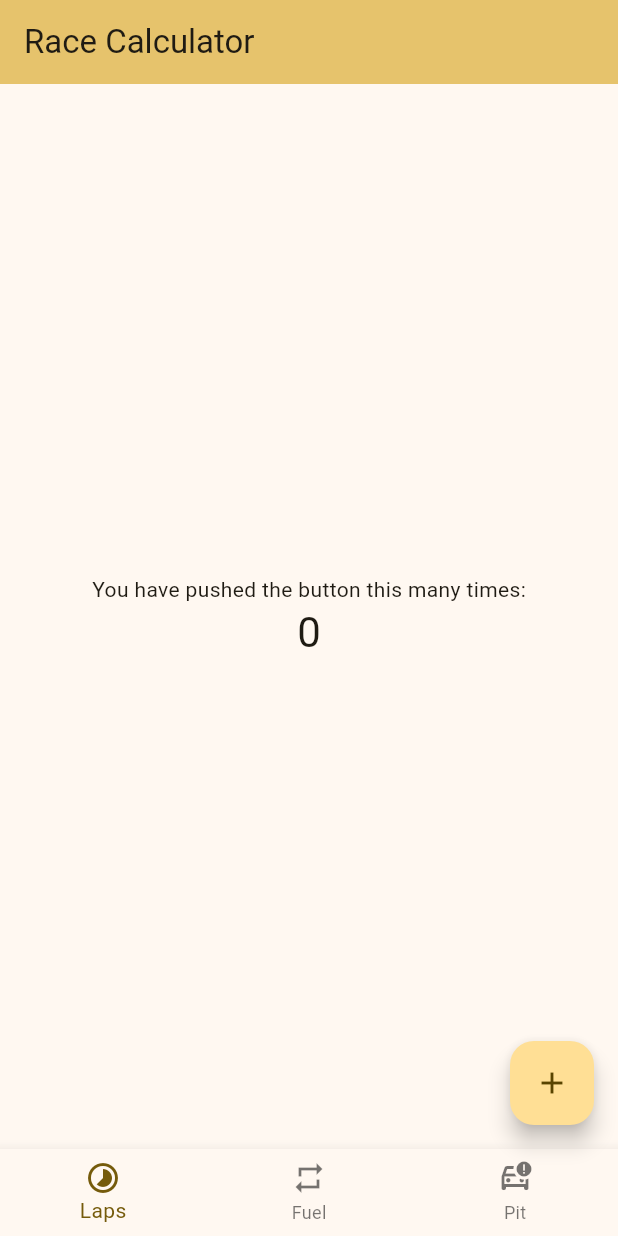
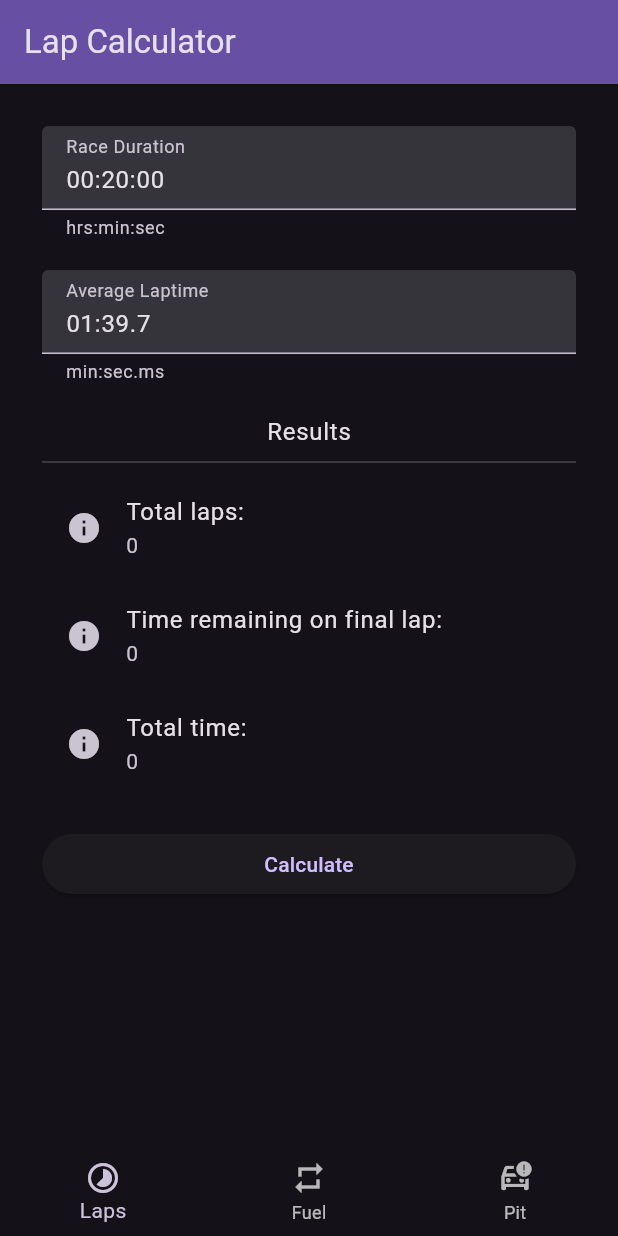
Before and after one commit to diogorsousa/race-calculator, a Flutter app: the screen it shows after launch, on a phone screen of 412 x 824 dp. Run offline on Flutter 3.47's test engine with Material 2 defaults, Android fonts, the phone set to English and light mode, and no system bars.

Commit message:
Lap calculations mostly in place.

```diff
--- a/lib/src/lap_calculator/lap_calculator_service.dart
+++ b/lib/src/lap_calculator/lap_calculator_service.dart
@@ -1,11 +1,34 @@
 class LapCalculatorService {
   LapCalculatorService();
 
-  int getTotalLaps(int duration, int lapSeconds) {
-    return (duration * 60) ~/ lapSeconds;
+  static int getTotalLaps(String duration, String averageLap) {
+    return (convertDurationToSeconds(duration)) ~/
+        convertAverageLapToSeconds(averageLap);
   }
 
-  int getTimeRemaining(int duration, int lapSeconds) {
-    return (duration * 60) % lapSeconds;
+  static int getTimeRemaining(String duration, String averageLap) {
+    return (convertDurationToSeconds(duration)) %
+        convertAverageLapToSeconds(averageLap);
+  }
+
+  static int getTotalTime(String duration, String averageLap) {
+    return getTotalLaps(duration, averageLap) *
+        convertAverageLapToSeconds(averageLap);
+  }
+
+  static int convertDurationToSeconds(String duration) {
+    List<String> timeParts = duration.split(':');
+    return int.parse(timeParts[0]) * 3600 +
+        int.parse(timeParts[1]) * 60 +
+        int.parse(timeParts[2]);
+  }
+
+  static int convertAverageLapToSeconds(String averageLap) {
+    List<String> lapParts = averageLap.split(':');
+    int minutes = int.parse(lapParts[0]);
+    List<String> secondsAndMilliseconds = lapParts[1].split('.');
+    int seconds = int.parse(secondsAndMilliseconds[0]);
+    int milliseconds = int.parse(secondsAndMilliseconds[1]);
+    return minutes * 60 + seconds + milliseconds ~/ 1000;
   }
 }
--- a/lib/src/main.dart
+++ b/lib/src/main.dart
@@ -1,4 +1,6 @@
 import 'package:flutter/material.dart';
+
+import 'lap_calculator/lap_calculator_service.dart';
 
 void main() {
   runApp(const MyApp());
@@ -12,12 +14,12 @@ class MyApp extends StatelessWidget {
   Widget build(BuildContext context) {
     return MaterialApp(
       title: 'Race Calculator',
-      theme: ThemeData(
-        colorScheme:
-            ColorScheme.fromSeed(seedColor: Color.fromARGB(255, 213, 166, 12)),
+      themeMode: ThemeMode.dark,
+      darkTheme: ThemeData(
+        brightness: Brightness.dark,
         useMaterial3: true,
       ),
-      home: const MyHomePage(title: 'Race Calculator'),
+      home: const MyHomePage(title: 'Lap Calculator'),
       debugShowCheckedModeBanner: false,
     );
   }
@@ -33,10 +35,26 @@ class MyHomePage extends StatefulWidget {
 
 class _MyHomePageState extends State<MyHomePage> {
   int _counter = 0;
+  int _totalLaps = 0;
+  int _timeLeft = 0;
+  int _totalTime = 0;
+  final raceDurationController = TextEditingController(text: "00:20:00");
+  final averageLaptimeController = TextEditingController(text: "01:39.7");
 
   void _incrementCounter() {
     setState(() {
       _counter++;
+    });
+  }
+
+  void _getTotalLaps() {
+    setState(() {
+      _totalLaps = LapCalculatorService.getTotalLaps(
+          raceDurationController.text, averageLaptimeController.text);
+      _timeLeft = LapCalculatorService.getTimeRemaining(
+          raceDurationController.text, averageLaptimeController.text);
+      _totalTime = LapCalculatorService.getTotalTime(
+          raceDurationController.text, averageLaptimeController.text);
     });
   }
 
@@ -49,24 +67,89 @@ class _MyHomePageState extends State<MyHomePage> {
       ),
       body: Center(
         child: Column(
-          mainAxisAlignment: MainAxisAlignment.center,
+          mainAxisAlignment: MainAxisAlignment.start,
           children: <Widget>[
-            const Text(
-              'You have pushed the button this many times:',
+            getForm(),
+          ],
         ),
-            Text(
-              '$_counter',
-              style: Theme.of(context).textTheme.headlineMedium,
+      ),
+      bottomNavigationBar: getBottomNavigationBar(),
+    );
+  }
+
+  Padding getForm() {
+    return Padding(
+      padding: const EdgeInsets.all(28),
+      child: Form(
+        child: Column(
+          children: <Widget>[
+            TextFormField(
+              controller: raceDurationController,
+              decoration: const InputDecoration(
+                labelText: 'Race Duration',
+                helperText: "hrs:min:sec",
+                filled: true,
+              ),
+              validator: (String? value) {
+                if (value == null || value.isEmpty) {
+                  return 'Please enter race duration';
+                }
+                return null;
+              },
+            ),
+            const SizedBox(height: 20),
+            TextFormField(
+              controller: averageLaptimeController,
+              decoration: const InputDecoration(
+                labelText: 'Average Laptime',
+                helperText: "min:sec.ms",
+                filled: true,
+              ),
+              validator: (String? value) {
+                if (value == null || value.isEmpty) {
+                  return 'Please enter average laptime';
+                }
+                return null;
+              },
+            ),
+            const SizedBox(height: 20),
+            Text('Results',
+                style: Theme.of(context).textTheme.bodyLarge,
+                textAlign: TextAlign.left),
+            const Divider(),
+            ListTile(
+              leading: Icon(Icons.info),
+              title: Text('Total laps:'),
+              subtitle: Text(_totalLaps.toString()),
+            ),
+            ListTile(
+              leading: Icon(Icons.info),
+              title: Text('Time remaining on final lap:'),
+              subtitle: Text(_timeLeft.toString()),
+            ),
+            ListTile(
+              leading: Icon(Icons.info),
+              title: Text('Total time:'),
+              subtitle: Text(_totalTime.toString()),
+            ),
+            const SizedBox(height: 20),
+            Container(
+              width: double.infinity,
+              child: ElevatedButton(
+                onPressed: () {
+                  _getTotalLaps();
+                },
+                child: const Text('Calculate'),
+              ),
             ),
           ],
         ),
       ),
-      floatingActionButton: FloatingActionButton(
-        onPressed: _incrementCounter,
-        tooltip: 'Increment',
-        child: const Icon(Icons.add),
-      ), // This trailing comma makes auto-formatting nicer for build methods.
-      bottomNavigationBar: BottomNavigationBar(
+    );
+  }
+
+  BottomNavigationBar getBottomNavigationBar() {
+    return BottomNavigationBar(
       items: const <BottomNavigationBarItem>[
         BottomNavigationBarItem(
           icon: Icon(Icons.timelapse),
@@ -83,7 +166,6 @@ class _MyHomePageState extends State<MyHomePage> {
       ],
       currentIndex: 0,
       onTap: null,
-      ),
     );
   }
 }
```
Lines whose indentation alone changed are shown as unchanged.
